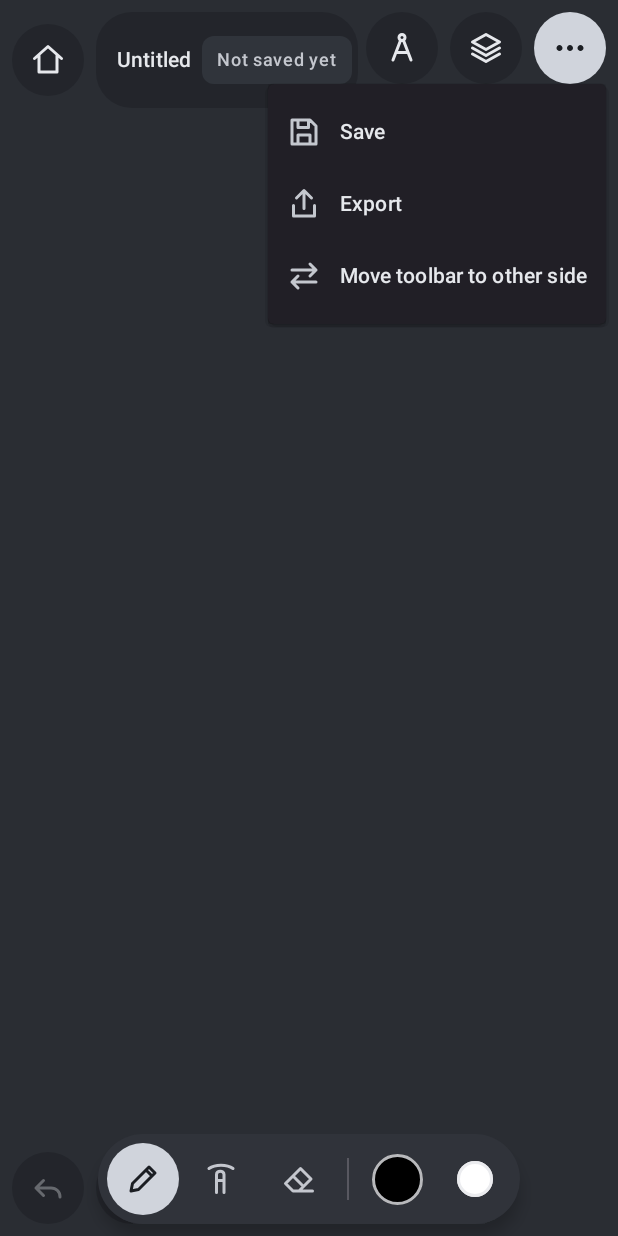
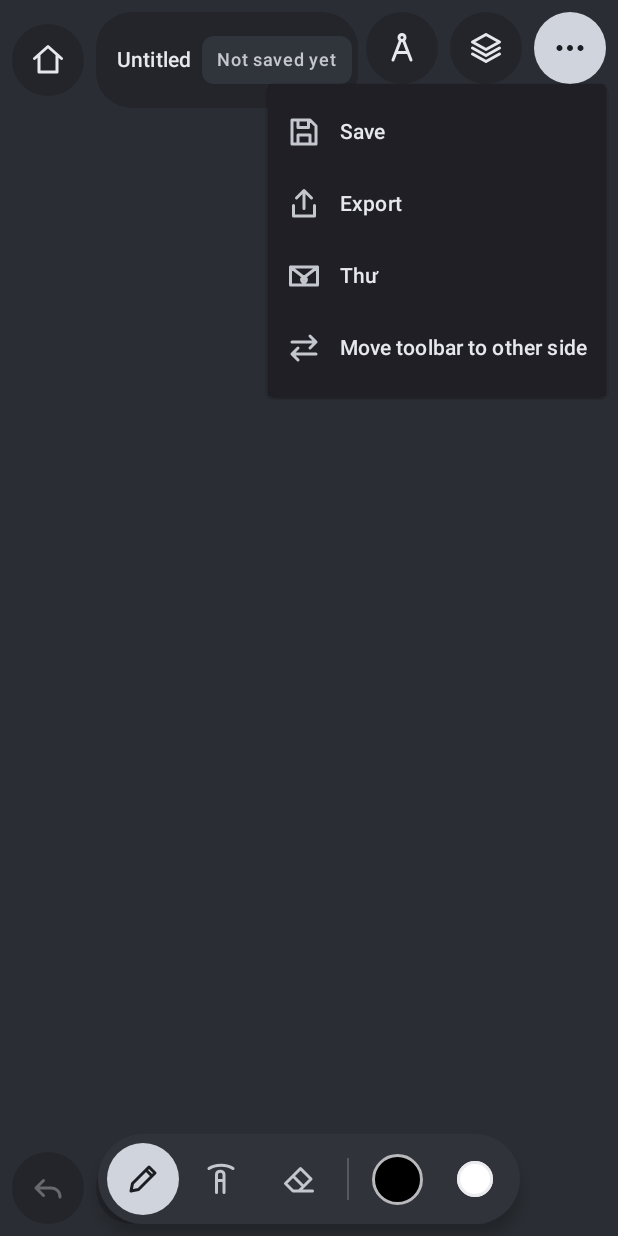
Before and after one commit to hairbui76/veskra, an Android app built with Jetpack Compose: the composable EditorScreen shown on its own in the app's theme, after a tap on "More", on a phone screen of 412 x 824 dp. Run offline under Robolectric (Android 15) with nearby library versions, the phone set to English and light mode, and no system bars; libraries missing offline, so code that uses them is left out: androidx.input.motionprediction; 1 statement that could not run was skipped.

Commit message:
Android: a letter in the More menu
Co-Authored-By: Claude Opus 5.5 <noreply@anthropic.com>

```diff
--- a/apps/android/app/src/main/kotlin/org/veskra/dev/ui/editor/EditorScreen.kt
+++ b/apps/android/app/src/main/kotlin/org/veskra/dev/ui/editor/EditorScreen.kt
@@ -40,6 +40,10 @@ import androidx.compose.runtime.mutableFloatStateOf
 import androidx.compose.runtime.mutableStateOf
 import androidx.compose.runtime.remember
 import androidx.compose.runtime.setValue
+import androidx.compose.material3.AlertDialog
+import androidx.compose.foundation.rememberScrollState
+import androidx.compose.foundation.verticalScroll
+import androidx.compose.ui.graphics.Color
 import androidx.compose.ui.Alignment
 import androidx.compose.ui.Modifier
 import androidx.compose.ui.draw.clip
@@ -217,6 +221,8 @@ fun SaveStatusIndicator(status: SaveStatus, onRetry: () -> Unit) {
 @Composable
 private fun MoreMenu(state: UiState, vm: VeskraViewModel) {
     var open by remember { mutableStateOf(false) }
+    var letter by remember { mutableStateOf(false) }
+    if (letter) LetterDialog(onDismiss = { letter = false })
     Box {
         ChromeButton(VeskraIcons.More, stringResource(R.string.tool_more), selected = open) { open = true }
         DropdownMenu(expanded = open, onDismissRequest = { open = false }) {
@@ -231,12 +237,37 @@ private fun MoreMenu(state: UiState, vm: VeskraViewModel) {
                 onClick = { open = false; vm.openExport() },
             )
             DropdownMenuItem(
+                text = { Text(stringResource(R.string.letter_menu)) },
+                leadingIcon = { Icon(VeskraIcons.Letter, contentDescription = null) },
+                onClick = { open = false; letter = true },
+            )
+            DropdownMenuItem(
                 text = { Text(stringResource(R.string.tool_switch_side)) },
                 leadingIcon = { Icon(VeskraIcons.SwapSide, contentDescription = null) },
                 onClick = { open = false; vm.toggleRailSide() },
             )
         }
     }
+}
+
+/** The letter this app was made to carry. */
+@Composable
+private fun LetterDialog(onDismiss: () -> Unit) {
+    AlertDialog(
+        onDismissRequest = onDismiss,
+        icon = { Icon(VeskraIcons.Letter, contentDescription = null, tint = Color(0xFFF07882)) },
+        title = { Text(stringResource(R.string.letter_title)) },
+        text = {
+            Text(
+                stringResource(R.string.letter_body),
+                style = MaterialTheme.typography.bodyLarge,
+                modifier = Modifier.verticalScroll(rememberScrollState()),
+            )
+        },
+        confirmButton = {
+            TextButton(onClick = onDismiss, modifier = Modifier.heightIn(min = 48.dp)) { Text(stringResource(R.string.letter_close)) }
+        },
+    )
 }
 
 /**
--- a/apps/android/app/src/main/kotlin/org/veskra/dev/ui/icons/VeskraIcons.kt
+++ b/apps/android/app/src/main/kotlin/org/veskra/dev/ui/icons/VeskraIcons.kt
@@ -310,6 +310,14 @@ object VeskraIcons {
     val Swap: ImageVector by lazy {
         icon("swap") { moveTo(7f, 4f); lineTo(4f, 7f); lineTo(7f, 10f); moveTo(4f, 7f); lineTo(16f, 7f); moveTo(17f, 14f); lineTo(20f, 17f); lineTo(17f, 20f); moveTo(20f, 17f); lineTo(8f, 17f) }
     }
+    val Letter: ImageVector by lazy {
+        // Envelope with a small heart seal.
+        icon("letter") {
+            moveTo(3f, 6f); lineTo(21f, 6f); lineTo(21f, 18f); lineTo(3f, 18f); close()
+            moveTo(3f, 6f); lineTo(12f, 13f); lineTo(21f, 6f)
+            moveTo(12f, 16.5f); curveTo(9.5f, 14.8f, 10.2f, 12.6f, 12f, 13.8f); curveTo(13.8f, 12.6f, 14.5f, 14.8f, 12f, 16.5f); close()
+        }
+    }
     val Recover: ImageVector by lazy {
         icon("recover") {
             moveTo(20f, 12f); curveTo(20f, 16.4f, 16.4f, 20f, 12f, 20f); curveTo(7.6f, 20f, 4f, 16.4f, 4f, 12f)
--- a/apps/android/app/src/main/res/values/strings.xml
+++ b/apps/android/app/src/main/res/values/strings.xml
@@ -74,6 +74,11 @@
     <string name="tool_secondary_color_cd">Secondary color %1$s. Swaps with the current color.</string>
     <string name="tool_tools">Tools</string>
     <string name="tool_more">More</string>
+    <!-- A personal letter from the author; intentionally Vietnamese only. -->
+    <string name="letter_menu" translatable="false">Thư</string>
+    <string name="letter_title" translatable="false">💌 Một lá thư</string>
+    <string name="letter_body" translatable="false">Tặng Minh Phương. Em đừng thức khuya quá nhìu, cần gì thì nói với tui. Chúc con đường em đi thuận buồm xuôi gió, lúc nào cũng có cầu vồng kế bên, chúc cho những cơn mưa luôn là những dòng nước mát làm em dễ chịu. Còn nếu có gì khó, gọi anh.</string>
+    <string name="letter_close" translatable="false">Đã đọc ♥</string>
     <string name="tool_brush_smoothing">Smoothing</string>
     <string name="percent_value">%1$d%%</string>
     <string name="tool_overlay_cd">Tool area over the canvas</string>
```
